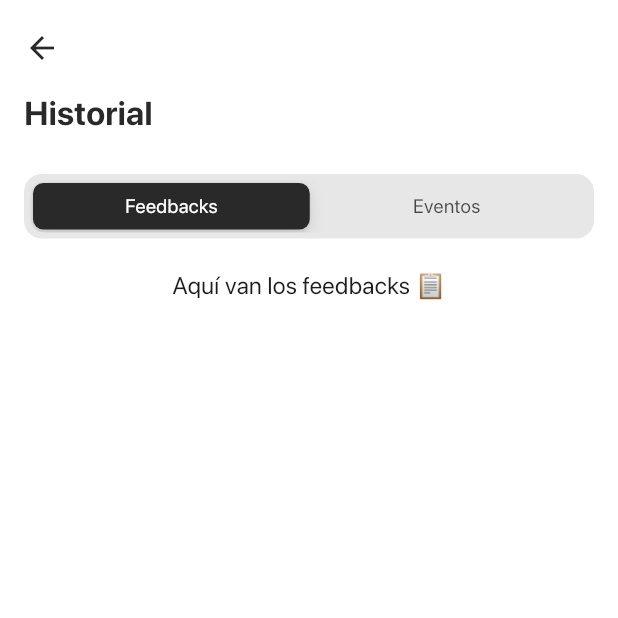
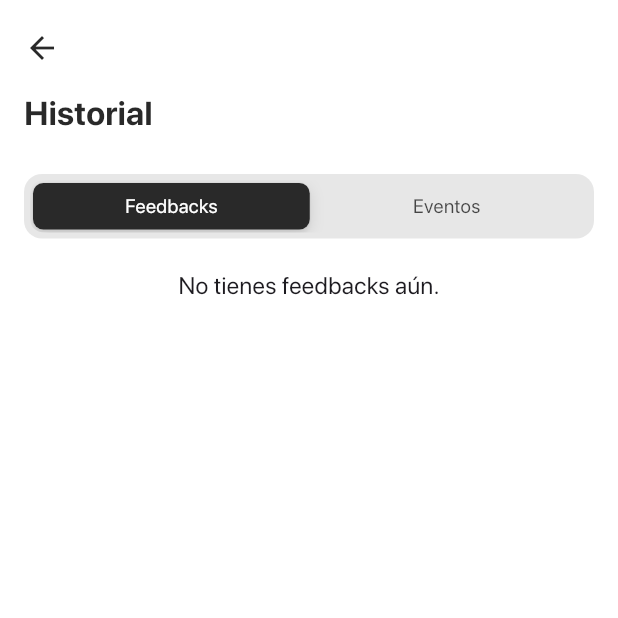
Before and after one commit to AntonyJDC/conference_app, a Flutter app: the ReviewsScreen screen opened by its route, on a phone screen of 412 x 824 dp, the top half of it. Run offline on Flutter 3.47's test engine with Material 3 defaults, Android fonts, the phone set to English and light mode, and no system bars; our stand-ins replace flutter_local_notifications, flutter_rating_bar, flutter_slidable, flutter_staggered_animations, flutter_svg, get and 6 more; accounts and stored records are empty; project files that could hold a hidden picture were left out.

Commit message:
Refactor ReviewsScreen to load user reviews and enhance feedback display

```diff
--- a/lib/ui/pages/reviews/reviews_screen.dart
+++ b/lib/ui/pages/reviews/reviews_screen.dart
@@ -1,6 +1,10 @@
 import 'dart:ui';
 import 'package:conference_app/controllers/booked_events_controller.dart';
+import 'package:conference_app/controllers/review_controller.dart';
+import 'package:conference_app/data/models/review_model.dart';
+import 'package:conference_app/domain/use_case/reviews/get_my_reviews_use_case.dart';
 import 'package:conference_app/ui/pages/reviews/widgets/event_cards.dart';
+import 'package:conference_app/ui/pages/reviews/widgets/feedbacks_cards.dart';
 import 'package:flutter/cupertino.dart';
 import 'package:flutter/material.dart';
 import 'package:get/get.dart';
@@ -16,6 +20,8 @@ class ReviewsScreen extends StatefulWidget {
 
 class _ReviewsScreenState extends State<ReviewsScreen> {
   final controller = Get.find<BookedEventsController>();
+  final reviewController = Get.find<ReviewController>();
+  final getMyReviewsUseCase = GetMyReviewsUseCase();
   String selectedSegment = 'feedbacks';
   late final tz.Location _colombiaTZ;
 
@@ -24,6 +30,21 @@ class _ReviewsScreenState extends State<ReviewsScreen> {
     super.initState();
     tz.initializeTimeZones();
     _colombiaTZ = tz.getLocation('America/Bogota');
+    _loadMyReviews();
+  }
+
+  void _loadMyReviews() async {
+    final reviewsFromDb = await getMyReviewsUseCase.execute();
+
+    // Mapear por combinación única: id del evento + fecha de creación
+    final currentReviews = reviewController.reviews;
+    final combined = <String, ReviewModel>{};
+
+    for (final r in [...currentReviews, ...reviewsFromDb]) {
+      combined[r.eventId + r.createdAt] = r;
+    }
+
+    reviewController.reviews.assignAll(combined.values.toList());
   }
 
   @override
@@ -33,6 +54,7 @@ class _ReviewsScreenState extends State<ReviewsScreen> {
     return Scaffold(
       body: Obx(() {
         final allBooked = controller.tasks;
+        final reviews = reviewController.reviews;
 
         final finishedEvents = allBooked.where((event) {
           final eventDate = DateTime.parse(event.date);
@@ -109,6 +131,7 @@ class _ReviewsScreenState extends State<ReviewsScreen> {
                 padding: const EdgeInsets.all(16),
                 child: Column(
                   children: [
+                    // Segment Control
                     Container(
                       padding: const EdgeInsets.all(4),
                       decoration: BoxDecoration(
@@ -136,13 +159,48 @@ class _ReviewsScreenState extends State<ReviewsScreen> {
                       ),
                     ),
                     const SizedBox(height: 20),
-                    if (selectedSegment == 'feedbacks')
-                      const Text('Aquí van los feedbacks 📋',
+
+                    // ─── Feedbacks ─────────────────────────
+                    if (selectedSegment == 'feedbacks' && reviews.isEmpty)
+                      const Text('No tienes feedbacks aún.',
                           style: TextStyle(fontSize: 16))
-                    else if (finishedEvents.isEmpty)
+                    else if (selectedSegment == 'feedbacks' &&
+                        reviews.isNotEmpty)
+                      Padding(
+                        padding: const EdgeInsets.symmetric(vertical: 8.0),
+                        child: Column(
+                          crossAxisAlignment: CrossAxisAlignment.start,
+                          children: reviews.map((review) {
+                            return GestureDetector(
+                              onTap: () {
+                                final event = controller.tasks.firstWhere(
+                                  (e) => e.id == review.eventId,
+                                  orElse: () =>
+                                      throw Exception("Evento no encontrado"),
+                                );
+
+                                Get.toNamed('/detail', arguments: event);
+                              },
+                              child: Padding(
+                                padding: const EdgeInsets.only(bottom: 8.0),
+                                child: ReviewCards(
+                                  review: review.comment,
+                                  date: review.createdAt,
+                                  rating: review.rating,
+                                ),
+                              ),
+                            );
+                          }).toList(),
+                        ),
+                      )
+
+                    // ─── Finalizados ─────────────────────────
+                    else if (selectedSegment == 'finalizados' &&
+                        finishedEvents.isEmpty)
                       const Text("No tienes eventos finalizados aún.",
                           style: TextStyle(fontSize: 16))
-                    else
+                    else if (selectedSegment == 'finalizados' &&
+                        finishedEvents.isNotEmpty)
                       Column(children: [
                         Padding(
                           padding: const EdgeInsets.only(bottom: 12),
@@ -168,7 +226,7 @@ class _ReviewsScreenState extends State<ReviewsScreen> {
                                     ),
                                   ))
                               .toList(),
-                        )
+                        ),
                       ]),
                   ],
                 ),
@@ -180,6 +238,7 @@ class _ReviewsScreenState extends State<ReviewsScreen> {
     );
   }
 
+  // ─── Segment Widget ─────────────────────────
   Widget _buildSegment(String text, {required bool selected}) {
     return Padding(
       padding: const EdgeInsets.all(6),
```
